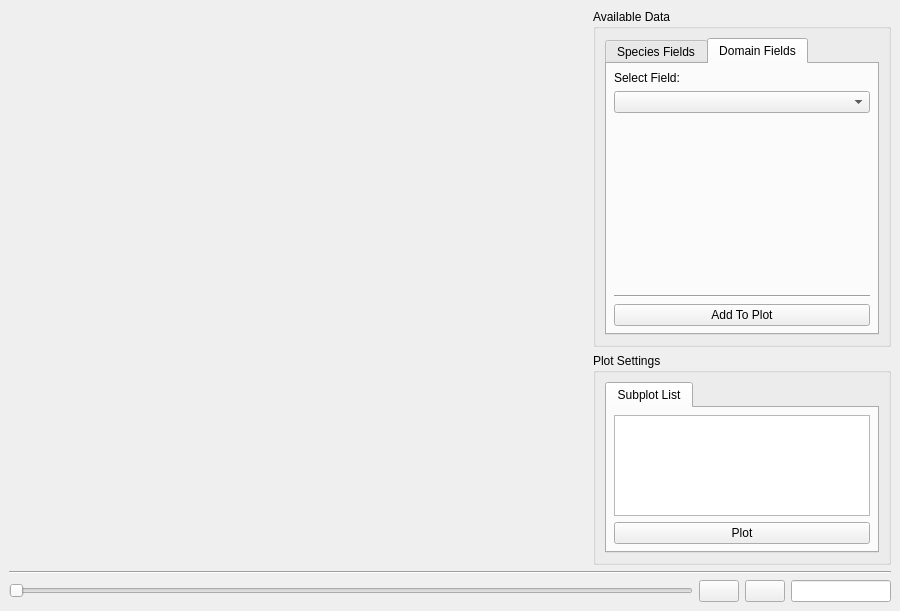
The window that VisualPIC/Views/Visualizer3Dvtk.ui (AngelFP/VisualPIC) describes before a commit, drawn with Qt 5.
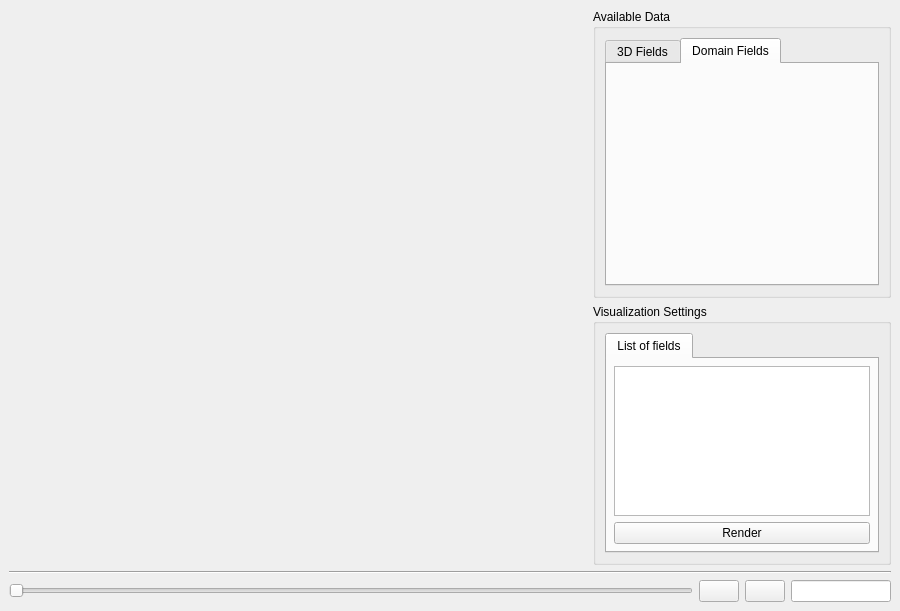
The same window after the commit. The open tabs and pages were chosen to show the change. Icons and pictures are not drawn.

Commit message: Updated UI for 3D visualizer.

Diff of the .ui file:
```diff
--- a/VisualPIC/Views/Visualizer3Dvtk.ui
+++ b/VisualPIC/Views/Visualizer3Dvtk.ui
@@ -158,7 +158,7 @@
                 </property>
                 <widget class="QWidget" name="tab">
                  <attribute name="title">
-                  <string>Species Fields</string>
+                  <string>3D Fields</string>
                  </attribute>
                  <layout class="QVBoxLayout" name="verticalLayout_5">
                   <property name="leftMargin">
@@ -176,7 +176,7 @@
                   <item>
                    <widget class="QLabel" name="label">
                     <property name="text">
-                     <string>Select species:</string>
+                     <string>Select fields:</string>
                     </property>
                    </widget>
                   </item>
@@ -197,36 +197,6 @@
                     </property>
                    </widget>
                   </item>
-                  <item>
-                   <widget class="QLabel" name="label_14">
-                    <property name="text">
-                     <string>Select Field:</string>
-                    </property>
-                   </widget>
-                  </item>
-                  <item>
-                   <widget class="QComboBox" name="avSpeciesFields_comboBox"/>
-                  </item>
-                  <item>
-                   <spacer name="verticalSpacer_5">
-                    <property name="orientation">
-                     <enum>Qt::Vertical</enum>
-                    </property>
-                    <property name="sizeHint" stdset="0">
-                     <size>
-                      <width>20</width>
-                      <height>40</height>
-                     </size>
-                    </property>
-                   </spacer>
-                  </item>
-                  <item>
-                   <widget class="Line" name="line_4">
-                    <property name="orientation">
-                     <enum>Qt::Horizontal</enum>
-                    </property>
-                   </widget>
-                  </item>
                   <item>
                    <widget class="QPushButton" name="addSpeciesField_Button">
                     <property name="sizePolicy">
@@ -236,7 +206,7 @@
                      </sizepolicy>
                     </property>
                     <property name="text">
-                     <string>Add To Plot</string>
+                     <string>Add To Render</string>
                     </property>
                    </widget>
                   </item>
@@ -259,43 +229,6 @@
                   <property name="bottomMargin">
                    <number>7</number>
                   </property>
-                  <item>
-                   <widget class="QLabel" name="label_16">
-                    <property name="text">
-                     <string>Select Field:</string>
-                    </property>
-                   </widget>
-                  </item>
-                  <item>
-                   <widget class="QComboBox" name="av2DDomainFields_comboBox"/>
-                  </item>
-                  <item>
-                   <spacer name="verticalSpacer">
-                    <property name="orientation">
-                     <enum>Qt::Vertical</enum>
-                    </property>
-                    <property name="sizeHint" stdset="0">
-                     <size>
-                      <width>20</width>
-                      <height>145</height>
-                     </size>
-                    </property>
-                   </spacer>
-                  </item>
-                  <item>
-                   <widget class="Line" name="line_5">
-                    <property name="orientation">
-                     <enum>Qt::Horizontal</enum>
-                    </property>
-                   </widget>
-                  </item>
-                  <item>
-                   <widget class="QPushButton" name="addDomainField_Button">
-                    <property name="text">
-                     <string>Add To Plot</string>
-                    </property>
-                   </widget>
-                  </item>
                  </layout>
                 </widget>
                </widget>
@@ -306,7 +239,7 @@
            <item>
             <widget class="QGroupBox" name="groupBox_4">
              <property name="title">
-              <string>Plot Settings</string>
+              <string>Visualization Settings</string>
              </property>
              <layout class="QVBoxLayout" name="verticalLayout_8">
               <item>
@@ -316,7 +249,7 @@
                 </property>
                 <widget class="QWidget" name="tab_3">
                  <attribute name="title">
-                  <string>Subplot List</string>
+                  <string>List of fields</string>
                  </attribute>
                  <layout class="QVBoxLayout" name="verticalLayout_9">
                   <property name="leftMargin">
@@ -337,7 +270,7 @@
                   <item>
                    <widget class="QPushButton" name="plot_pushButton">
                     <property name="text">
-                     <string>Plot</string>
+                     <string>Render</string>
                     </property>
                    </widget>
                   </item>
```
